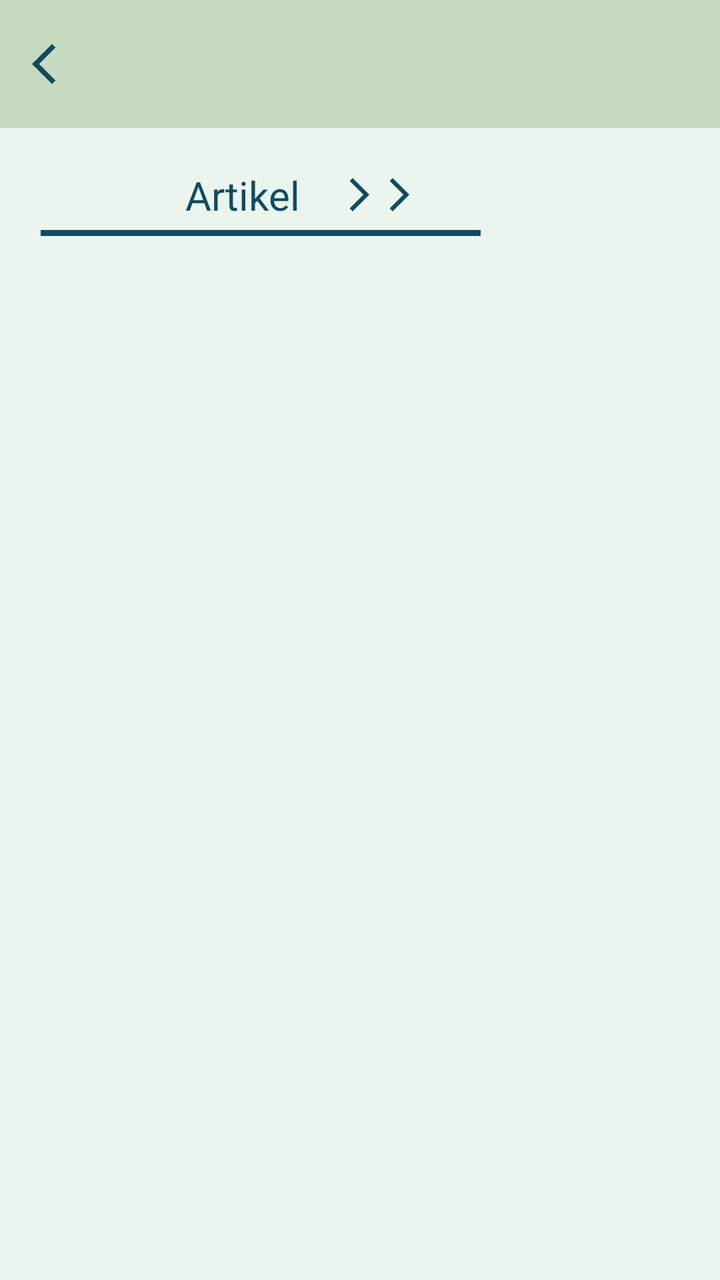
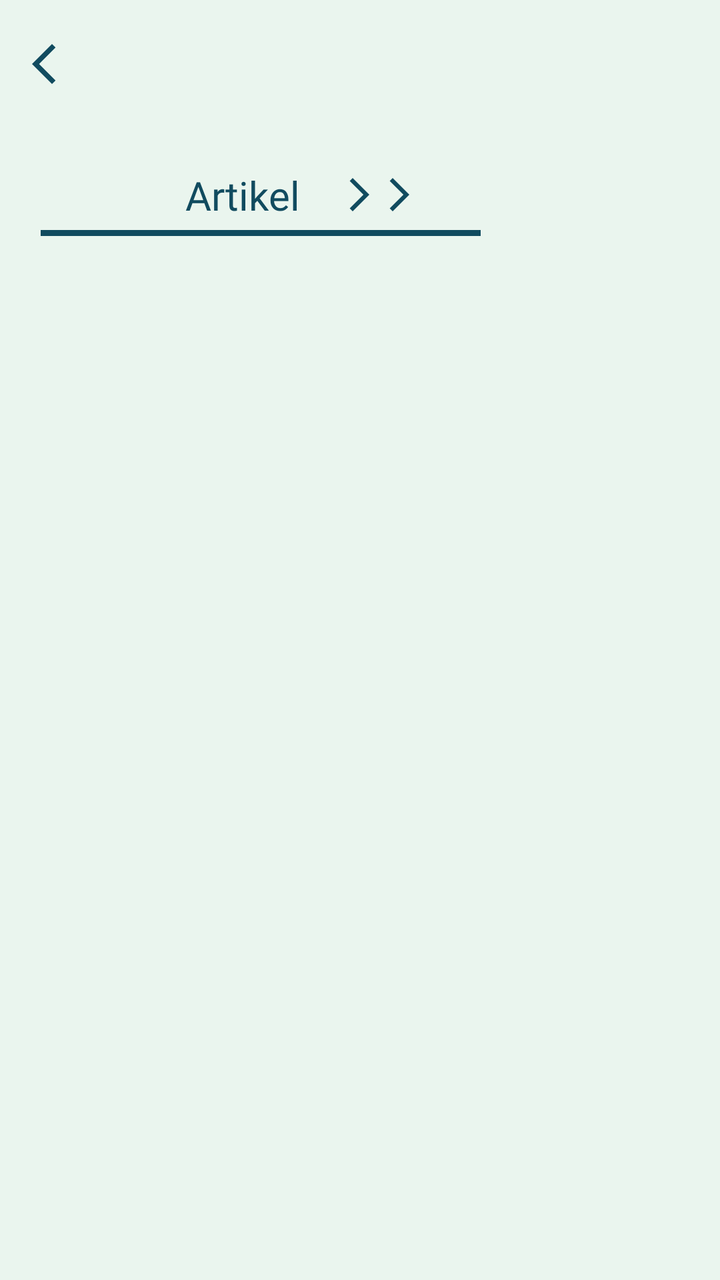

Before-and-after screenshots of an Android layout around one commit, followed by the original layout XML and the change that was made.
<!-- AndroidManifest.xml: application theme Theme.Sherine_TIA -->
<!-- res/layout/fragment_articles.xml -->
<?xml version="1.0" encoding="utf-8"?>
<androidx.coordinatorlayout.widget.CoordinatorLayout xmlns:android="http://schemas.android.com/apk/res/android"
    xmlns:app="http://schemas.android.com/apk/res-auto"
    xmlns:tools="http://schemas.android.com/tools"
    android:layout_width="match_parent"
    android:layout_height="match_parent"
    android:background="@color/bgColour"
    tools:context=".Articles.ArticlesFragment">

    <com.google.android.material.appbar.AppBarLayout
        android:id="@+id/appBarLayout"
        android:layout_width="match_parent"
        android:layout_height="wrap_content"
        android:theme="@style/ThemeOverlay.AppCompat.Dark.ActionBar">

        <androidx.appcompat.widget.Toolbar
            android:id="@+id/toolbar"
            android:layout_width="match_parent"
            android:layout_height="?attr/actionBarSize"
            android:background="@color/lightGreen"
            app:navigationIcon="@drawable/outline_arrow_back"
            app:titleTextColor="@color/blue"
            app:subtitleTextColor="@color/blue" />

    </com.google.android.material.appbar.AppBarLayout>

    <androidx.core.widget.NestedScrollView
        android:id="@+id/articleScrollView"
        android:layout_width="match_parent"
        android:layout_height="match_parent"
        android:fillViewport="true"
        android:scrollbars="none"
        android:overScrollMode="never"
        app:layout_behavior="@string/appbar_scrolling_view_behavior">

        <androidx.constraintlayout.widget.ConstraintLayout
            android:layout_width="match_parent"
            android:layout_height="wrap_content"
            android:paddingBottom="24dp">

            <TextView
                android:id="@+id/txtArtikel"
                android:layout_width="wrap_content"
                android:layout_height="35dp"
                android:layout_marginTop="16dp"
                android:fontFamily="@font/sora_semibold"
                android:gravity="center"
                android:text="Artikel"
                android:textColor="@color/blue"
                android:textSize="20sp"
                app:layout_constraintEnd_toEndOf="parent"
                app:layout_constraintHorizontal_bias="0.305"
                app:layout_constraintStart_toStartOf="parent"
                app:layout_constraintTop_toTopOf="parent" />

            <LinearLayout
                android:id="@+id/btnPrevPage"
                android:layout_width="wrap_content"
                android:layout_height="35dp"
                android:layout_marginStart="50dp"
                android:layout_marginEnd="15dp"
                android:alpha="0"
                android:clickable="true"
                android:enabled="false"
                android:focusable="true"
                android:gravity="center"
                android:orientation="horizontal"
                app:layout_constraintBottom_toBottomOf="@id/txtArtikel"
                app:layout_constraintEnd_toStartOf="@id/txtArtikel"
                app:layout_constraintStart_toStartOf="parent"
                app:layout_constraintTop_toTopOf="@id/txtArtikel">

                <ImageView
                    android:layout_width="20dp"
                    android:layout_height="30dp"
                    android:src="@drawable/outline_arrow_back" />

                <ImageView
                    android:layout_width="20dp"
                    android:layout_height="30dp"
                    android:src="@drawable/outline_arrow_back" />

            </LinearLayout>

            <LinearLayout
                android:id="@+id/btnNextPage"
                android:layout_width="wrap_content"
                android:layout_height="35dp"
                android:layout_marginStart="15dp"
                android:clickable="true"
                android:focusable="true"
                android:gravity="center"
                android:orientation="horizontal"
                app:layout_constraintBottom_toBottomOf="@id/txtArtikel"
                app:layout_constraintStart_toEndOf="@id/txtArtikel"
                app:layout_constraintTop_toTopOf="@id/txtArtikel">

                <ImageView
                    android:layout_width="20dp"
                    android:layout_height="30dp"
                    android:rotation="180"
                    android:src="@drawable/outline_arrow_back" />

                <ImageView
                    android:layout_width="20dp"
                    android:layout_height="30dp"
                    android:rotation="180"
                    android:src="@drawable/outline_arrow_back" />

            </LinearLayout>

            <View
                android:id="@+id/toolbarLine"
                android:layout_width="220dp"
                android:layout_height="3dp"
                android:background="@color/blue"
                app:layout_constraintEnd_toEndOf="parent"
                app:layout_constraintHorizontal_bias="0.146"
                app:layout_constraintStart_toStartOf="parent"
                app:layout_constraintTop_toBottomOf="@id/txtArtikel" />

            <HorizontalScrollView
                android:id="@+id/chipScrollView"
                android:layout_width="0dp"
                android:layout_height="wrap_content"
                android:layout_marginTop="12dp"
                android:scrollbars="none"
                android:fillViewport="false"
                app:layout_constraintTop_toBottomOf="@id/toolbarLine"
                app:layout_constraintStart_toStartOf="parent"
                app:layout_constraintEnd_toEndOf="parent">

                <com.google.android.material.chip.ChipGroup
                    android:id="@+id/chipGroupKategori"
                    android:layout_width="wrap_content"
                    android:layout_height="wrap_content"
                    android:paddingHorizontal="16dp"
                    app:singleLine="true"
                    app:singleSelection="true"
                    app:selectionRequired="true"
                    app:chipSpacingHorizontal="6dp" />

            </HorizontalScrollView>

            <LinearLayout
                android:id="@+id/articleContainer"
                android:layout_width="0dp"
                android:layout_height="wrap_content"
                android:layout_marginTop="12dp"
                android:orientation="vertical"
                app:layout_constraintTop_toBottomOf="@id/chipScrollView"
                app:layout_constraintStart_toStartOf="parent"
                app:layout_constraintEnd_toEndOf="parent" />

        </androidx.constraintlayout.widget.ConstraintLayout>
    </androidx.core.widget.NestedScrollView>

</androidx.coordinatorlayout.widget.CoordinatorLayout>
<!-- resources referenced by this layout -->
<resources>
  <color name="bgColour">#EAF5EE</color>
  <color name="blue">#114B5F</color>
  <color name="lightGreen">#C6DABF</color>
  <!-- drawable outline_arrow_back (drawable) -->
  <vector xmlns:android="http://schemas.android.com/apk/res/android" android:autoMirrored="true" android:height="24dp" android:tint="#114B5F" android:viewportHeight="960" android:viewportWidth="960" android:width="24dp">
        
      <path android:fillColor="@android:color/white" android:pathData="M400,880L0,480L400,80L471,151L142,480L471,809L400,880Z"/>
      
  </vector>
  <style name="Theme.Sherine_TIA" parent="Base.Theme.Sherine_TIA" />
  <style name="Base.Theme.Sherine_TIA" parent="Theme.Material3.DayNight.NoActionBar">
          
          
      </style>
</resources>

<!-- the commit's change to res/layout/fragment_articles.xml (unified diff, before → after) -->
@@ -10,18 +10,16 @@
     <com.google.android.material.appbar.AppBarLayout
         android:id="@+id/appBarLayout"
         android:layout_width="match_parent"
-        android:layout_height="wrap_content"
-        android:theme="@style/ThemeOverlay.AppCompat.Dark.ActionBar">
+        android:layout_height="wrap_content">
 
         <androidx.appcompat.widget.Toolbar
             android:id="@+id/toolbar"
             android:layout_width="match_parent"
             android:layout_height="?attr/actionBarSize"
-            android:background="@color/lightGreen"
+            android:background="@color/bgColour"
             app:navigationIcon="@drawable/outline_arrow_back"
-            app:titleTextColor="@color/blue"
-            app:subtitleTextColor="@color/blue" />
-
+            app:subtitleTextColor="@color/blue"
+            app:titleTextColor="@color/blue" />
     </com.google.android.material.appbar.AppBarLayout>
 
     <androidx.core.widget.NestedScrollView
@@ -29,8 +27,8 @@
         android:layout_width="match_parent"
         android:layout_height="match_parent"
         android:fillViewport="true"
+        android:overScrollMode="never"
         android:scrollbars="none"
-        android:overScrollMode="never"
         app:layout_behavior="@string/appbar_scrolling_view_behavior">
 
         <androidx.constraintlayout.widget.ConstraintLayout
@@ -124,21 +122,21 @@
                 android:layout_width="0dp"
                 android:layout_height="wrap_content"
                 android:layout_marginTop="12dp"
+                android:fillViewport="false"
                 android:scrollbars="none"
-                android:fillViewport="false"
-                app:layout_constraintTop_toBottomOf="@id/toolbarLine"
+                app:layout_constraintEnd_toEndOf="parent"
                 app:layout_constraintStart_toStartOf="parent"
-                app:layout_constraintEnd_toEndOf="parent">
+                app:layout_constraintTop_toBottomOf="@id/toolbarLine">
 
                 <com.google.android.material.chip.ChipGroup
                     android:id="@+id/chipGroupKategori"
                     android:layout_width="wrap_content"
                     android:layout_height="wrap_content"
                     android:paddingHorizontal="16dp"
+                    app:chipSpacingHorizontal="6dp"
+                    app:selectionRequired="true"
                     app:singleLine="true"
-                    app:singleSelection="true"
-                    app:selectionRequired="true"
-                    app:chipSpacingHorizontal="6dp" />
+                    app:singleSelection="true" />
 
             </HorizontalScrollView>
 
@@ -148,9 +146,9 @@
                 android:layout_height="wrap_content"
                 android:layout_marginTop="12dp"
                 android:orientation="vertical"
-                app:layout_constraintTop_toBottomOf="@id/chipScrollView"
+                app:layout_constraintEnd_toEndOf="parent"
                 app:layout_constraintStart_toStartOf="parent"
-                app:layout_constraintEnd_toEndOf="parent" />
+                app:layout_constraintTop_toBottomOf="@id/chipScrollView" />
 
         </androidx.constraintlayout.widget.ConstraintLayout>
     </androidx.core.widget.NestedScrollView>
<!-- resource entries referenced after the edit -->
@@ -2,7 +2,6 @@
 <resources>
   <color name="bgColour">#EAF5EE</color>
   <color name="blue">#114B5F</color>
-  <color name="lightGreen">#C6DABF</color>
   <!-- drawable outline_arrow_back (drawable) -->
   <vector xmlns:android="http://schemas.android.com/apk/res/android" android:autoMirrored="true" android:height="24dp" android:tint="#114B5F" android:viewportHeight="960" android:viewportWidth="960" android:width="24dp">
         
